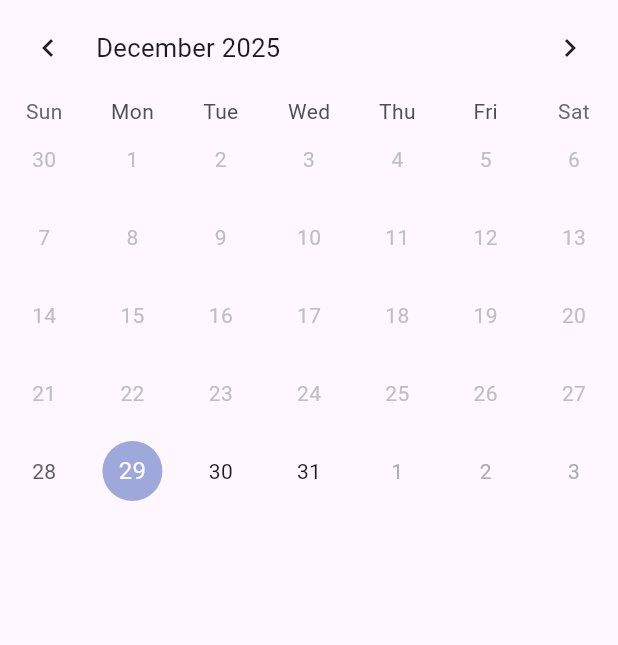
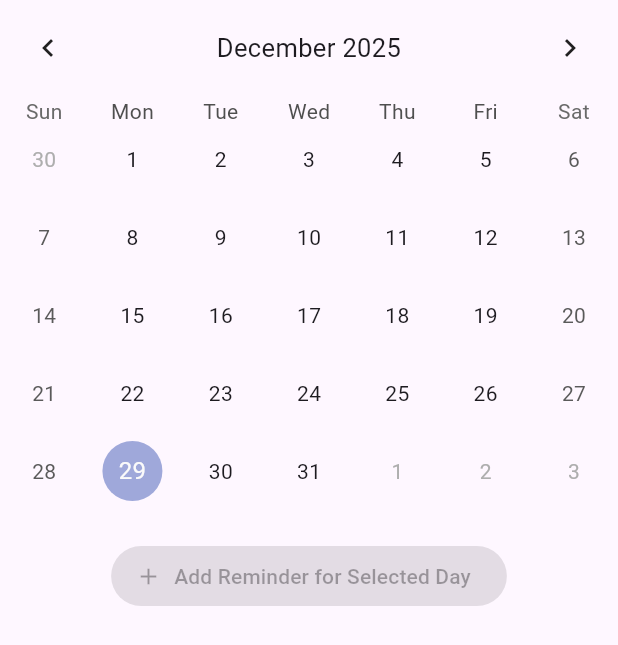
Before and after one commit to Gianmilan/chaos_control, a Flutter app: the RemindersPage widget shown alone on an empty page, opened directly, on a phone screen of 412 x 824 dp. Shown: the top 645 px of the screen. Run offline on Flutter 3.47's test engine with Material 3 defaults, Android fonts, the phone set to English and light mode, and no system bars; drawn by our look-alikes of table_calendar; missing offline and left inert: flutter_side_menu.

Commit message:
now we are able to add local reminders

```diff
--- a/lib/reminders_page.dart
+++ b/lib/reminders_page.dart
@@ -1,20 +1,141 @@
 import 'package:flutter/material.dart';
 import 'package:table_calendar/table_calendar.dart';
 
-class RemindersPage extends StatelessWidget {
+class Reminder {
+  final String title;
+  final String? description;
+  final TimeOfDay time;
+
+  // TODO: Add the description input window
+  Reminder({required this.title, this.description, required this.time});
+}
+
+class RemindersPage extends StatefulWidget {
   const RemindersPage({super.key});
 
   @override
+  State<RemindersPage> createState() => _RemindersPageState();
+}
+
+class _RemindersPageState extends State<RemindersPage> {
+  DateTime _focusedDay = DateTime.now();
+  DateTime? _selectedDay;
+
+  late final DateTime _kFirstDay = DateTime(_focusedDay.year, 1, 1);
+  late final DateTime _kLastDay = DateTime((_focusedDay.year + 1), 12, 31);
+  final Map<DateTime, List<Reminder>> _reminders = {};
+
+  void _addReminder() async {
+    if (_selectedDay == null) return;
+
+    final TimeOfDay? pickedTime = await showTimePicker(
+      context: context,
+      initialTime: TimeOfDay.now(),
+    );
+
+    if (pickedTime == null || !mounted) return;
+
+    showDialog(
+      context: context,
+      builder: (context) {
+        final controller = TextEditingController();
+
+        return AlertDialog(
+          title: const Text("Add reminder title"),
+          content: TextField(controller: controller),
+          actions: [
+            TextButton(
+              onPressed: () => Navigator.pop(context),
+              child: const Text("Cancel"),
+            ),
+            TextButton(
+              onPressed: () {
+                if (controller.text.isNotEmpty) {
+                  setState(() {
+                    final date = DateTime(
+                      _selectedDay!.year,
+                      _selectedDay!.month,
+                      _selectedDay!.day,
+                    );
+
+                    final newReminder = Reminder(
+                      title: controller.text,
+                      time: pickedTime,
+                    );
+
+                    if (_reminders[date] != null) {
+                      _reminders[date]!.add(newReminder);
+                    } else {
+                      _reminders[date] = [newReminder];
+                    }
+                  });
+                }
+                Navigator.pop(context);
+              },
+              child: const Text("Save"),
+            ),
+          ],
+        );
+      },
+    );
+  }
+
+  @override
   Widget build(BuildContext context) {
-    final now = DateTime.now();
-    final firstDayOfWeek = now.subtract(Duration(days: now.weekday % 7));
-    final lastDayOfWeek = firstDayOfWeek.add(const Duration(days: 6));
+    return Column(
+      children: [
+        TableCalendar(
+          focusedDay: _focusedDay,
+          firstDay: _kFirstDay,
+          lastDay: _kLastDay,
+          selectedDayPredicate: (day) => isSameDay(_selectedDay, day),
+          onDaySelected: (selectedDay, focusedDay) {
+            setState(() {
+              _selectedDay = selectedDay;
+              _focusedDay = focusedDay;
+            });
+          },
+          onPageChanged: (focusedDay) {
+            _focusedDay = focusedDay;
+          },
+          eventLoader: (day) {
+            final date = DateTime(day.year, day.month, day.day);
 
-    return TableCalendar(
-      focusedDay: now,
-      firstDay: firstDayOfWeek,
-      lastDay: lastDayOfWeek,
-      headerStyle: const HeaderStyle(formatButtonVisible: false),
+            return _reminders[date] ?? [];
+          },
+          headerStyle: const HeaderStyle(
+            titleCentered: true,
+            formatButtonVisible: false,
+          ),
+        ),
+        const SizedBox(height: 20),
+        ElevatedButton.icon(
+          onPressed: _selectedDay != null ? _addReminder : null,
+          icon: const Icon(Icons.add),
+          label: const Text("Add Reminder for Selected Day"),
+        ),
+        Expanded(
+          child: ListView(
+            children:
+                (_reminders[DateTime(
+                          _selectedDay?.year ?? 0,
+                          _selectedDay?.month ?? 0,
+                          _selectedDay?.day ?? 0,
+                        )] ??
+                        [])
+                    .map(
+                      (reminder) => ListTile(
+                        leading: const Icon(Icons.alarm),
+                        title: Text(reminder.title),
+                        subtitle: Text(
+                          "Time: ${reminder.time.format(context)}",
+                        ),
+                      ),
+                    )
+                    .toList(),
+          ),
+        ),
+      ],
     );
   }
 }
```
Also changed, not shown: lib/main.dart (+11 -9 lines).
